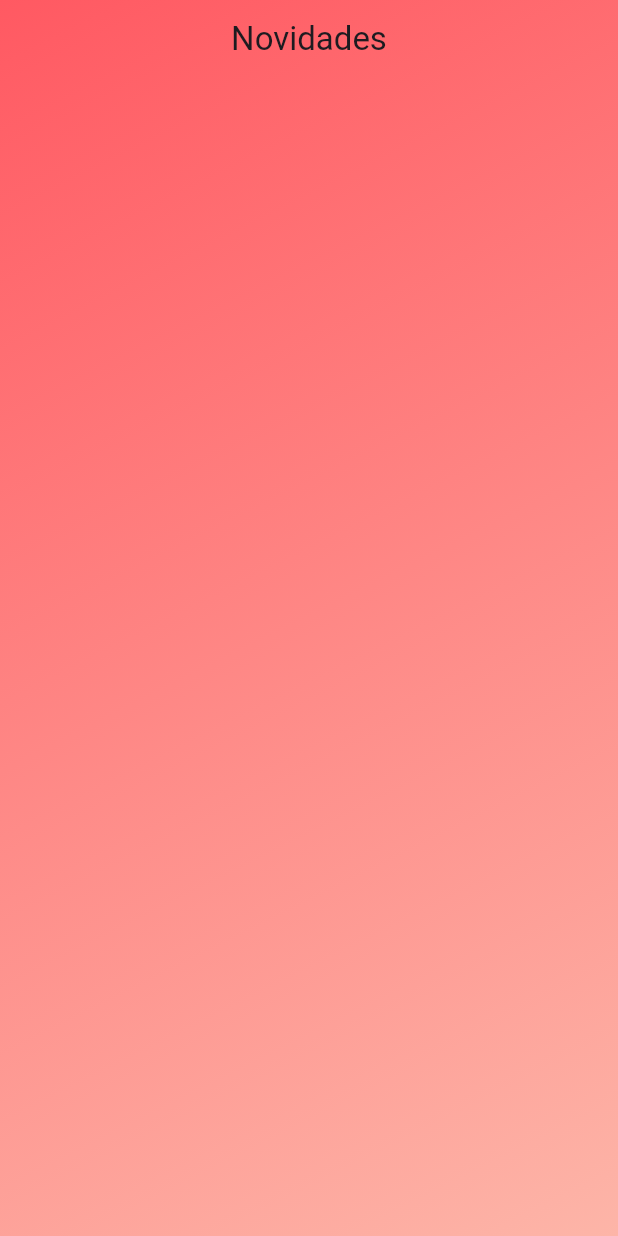
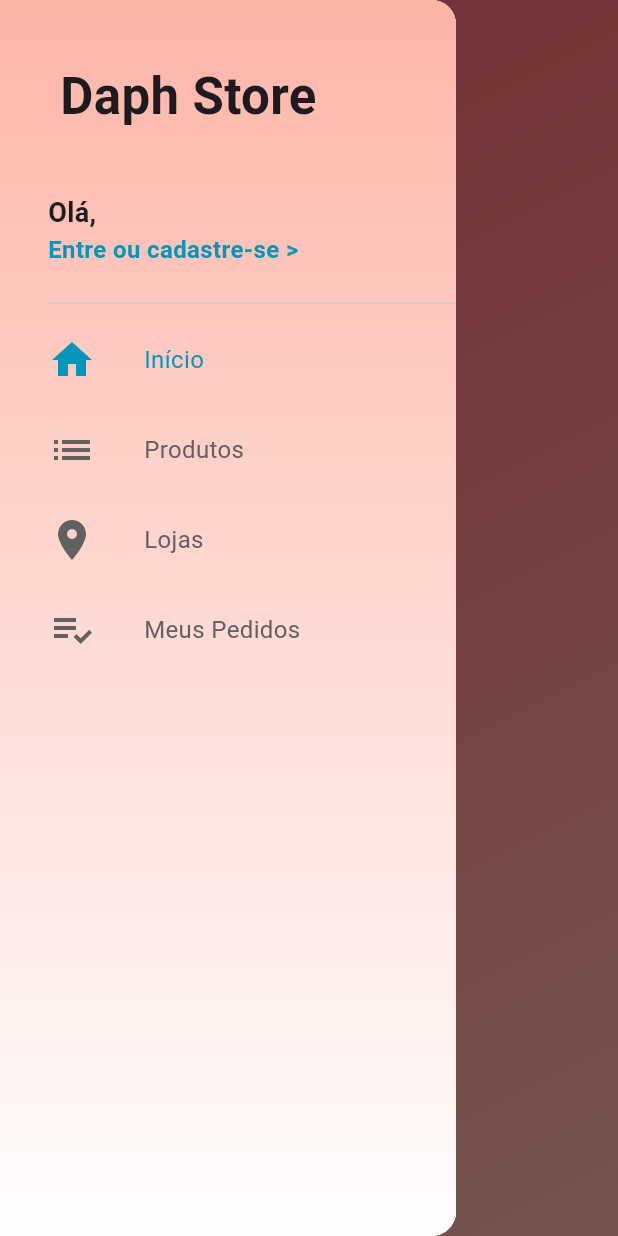
Before and after one commit to alisonnakashima/Flutter-daphStore, a Flutter app: the screen it shows after launch, with the side drawer open (before the commit the screen has no drawer), on a phone screen of 412 x 824 dp. Run offline on Flutter 3.47's test engine with Material 3 defaults, Android fonts, the phone set to English and light mode, and no system bars; our stand-ins replace cloud_firestore, firebase_core, transparent_image; accounts and stored records are empty.

Commit message:
MainPage - OK SideMenu - In Progress

```diff
--- a/lib/main.dart
+++ b/lib/main.dart
@@ -18,8 +18,7 @@ class MyApp extends StatelessWidget {
       title: 'Flutter Demo',
       theme: ThemeData(
         primarySwatch: Colors.deepPurple,
-        primaryColor: Color.fromARGB(255, 255, 0, 0),
-        useMaterial3: true,
+        primaryColor: Color.fromARGB(255, 4, 150, 186),
       ),
       debugShowCheckedModeBanner: false,
       home: HomeScreen(),
--- a/lib/screens/home_screen.dart
+++ b/lib/screens/home_screen.dart
@@ -1,5 +1,7 @@
+import 'package:daphstore_app/tabs/products_tab.dart';
 import 'package:flutter/material.dart';
 import '../tabs/home_tab.dart';
+import '../widgets/custom_drawer.dart';
 
 class HomeScreen extends StatelessWidget {
 
@@ -12,8 +14,20 @@ class HomeScreen extends StatelessWidget {
       controller: _pageController,
       physics: NeverScrollableScrollPhysics(),
       children: <Widget> [
-        HomeTab()
-
+        Scaffold(
+          body: HomeTab(),
+          drawer: CustomDrawer(_pageController),
+        ),
+        Scaffold(
+          appBar: AppBar(
+            title: Text("Produtos/Categorias"),
+            centerTitle: true,
+          ),
+          drawer: CustomDrawer(_pageController),
+          body: ProductsTab(),
+        ),
+        Container(color: Colors.yellow,),
+        Container(color: Colors.green,),
       ],
     );
   }
--- a/lib/tabs/home_tab.dart
+++ b/lib/tabs/home_tab.dart
@@ -11,7 +11,7 @@ class HomeTab extends StatelessWidget{
       decoration: const BoxDecoration(
           gradient: LinearGradient(
               colors: [
-                Color.fromARGB(255, 255, 89, 98),
+                Color.fromARGB(255, 255, 100, 110),
                 Color.fromARGB(255, 253, 181, 168)
               ],
               begin: Alignment.topLeft,
@@ -30,7 +30,9 @@ class HomeTab extends StatelessWidget{
               backgroundColor: Colors.transparent,
               elevation: 0.0,
               flexibleSpace: FlexibleSpaceBar(
-                title: Text("Novidades"),
+                title: Text("Novidades",
+                  style: TextStyle(fontSize: 26.0, color: Colors.white),
+                ),
                 centerTitle: true,
               ),
             ),
--- /dev/null
+++ b/lib/tabs/products_tab.dart
@@ -0,0 +1,23 @@
+import 'package:cloud_firestore/cloud_firestore.dart';
+import 'package:flutter/material.dart';
+
+class ProductsTab extends StatelessWidget {
+  @override
+  Widget build(BuildContext context) {
+    return FutureBuilder<QuerySnapshot> (
+      future: FirebaseFirestore.instance.collection("produtos").get(),
+      builder: (context, snapshot) {
+        if (!snapshot.hasData) {
+          return const Center( child: CircularProgressIndicator() );
+        } else {
+          return ListView(
+            children: <Widget> [
+
+            ],
+          )
+        }
+
+      }
+    );
+  }
+}
--- /dev/null
+++ b/lib/tiles/drawer_tile.dart
@@ -0,0 +1,46 @@
+import 'package:flutter/material.dart';
+
+class DrawerTile extends StatelessWidget {
+
+  final IconData icon;
+  final String text;
+  final PageController controller;
+  final int page;
+
+  DrawerTile(this.icon, this.text, this.controller, this.page);
+
+  @override
+  Widget build(BuildContext context) {
+    return Material(
+      color: Colors.transparent,
+      child: InkWell(
+        onTap: (){
+          Navigator.of(context).pop();
+          controller.jumpToPage(page);
+        },
+        child: Container(
+          height: 60.0,
+          child: Row(
+            children: <Widget>[
+              Icon(
+                icon,
+                size: 32.0,
+                color: controller.page == page ?
+                  Theme.of(context).primaryColor : Colors.grey[700],
+              ),
+              SizedBox(width: 32.0),
+              Text(
+                text,
+                style: TextStyle(
+                  fontSize: 16.0,
+                  color: controller.page == page ?
+                  Theme.of(context).primaryColor : Colors.grey[700],
+                ),
+              )
+            ],
+          ),
+        ),
+      ),
+    );
+  }
+}
--- /dev/null
+++ b/lib/widgets/custom_drawer.dart
@@ -0,0 +1,88 @@
+import 'package:flutter/material.dart';
+
+import '../tiles/drawer_tile.dart';
+
+class CustomDrawer extends StatelessWidget {
+
+  final PageController pageController;
+
+  CustomDrawer(this.pageController);
+
+  @override
+  Widget build(BuildContext context) {
+
+    Widget _buildDrawerBack() => Container(
+      decoration: const BoxDecoration(
+          gradient: LinearGradient(
+              colors: [
+                Color.fromARGB(255, 253, 181, 168),
+                Colors.white
+              ],
+              begin: Alignment.topCenter,
+              end: Alignment.bottomCenter
+          )
+      ),
+    );
+
+    return Drawer(
+      child: Stack(
+        children: <Widget> [
+          _buildDrawerBack(),
+          ListView(
+            padding: EdgeInsets.only(left: 32.0, top: 16.0),
+            children: <Widget> [
+              Container(
+                margin: EdgeInsets.only(bottom: 8.0),
+                padding: EdgeInsets.fromLTRB(0.0, 16.0, 16.0, 8.0),
+                height: 170.0,
+                child: Stack(
+                  children: <Widget>[
+                    const Positioned(
+                      top: 8.0,
+                      left: 8.0,
+                        child: Text("Daph Store",
+                          style: TextStyle(fontSize: 34.0, fontWeight: FontWeight.bold)
+                          ),
+                    ),
+                    Positioned(
+                      left: 0.0,
+                      bottom: 0.0,
+                      child: Column(
+                        crossAxisAlignment: CrossAxisAlignment.start,
+                        children: <Widget>[
+                          const Text("Olá,",
+                            style: TextStyle(
+                              fontSize: 18.0,
+                              fontWeight: FontWeight.bold
+                            ),
+                          ),
+                          GestureDetector(
+                            child: Text("Entre ou cadastre-se >",
+                              style: TextStyle(
+                                  color: Theme.of(context).primaryColor,
+                                  fontSize: 16.0,
+                                  fontWeight: FontWeight.bold
+                              ),
+                            ),
+                            onTap: (){
+
+                            },
+                          )
+                        ],
+                      ),
+                    )
+                  ],
+                ),
+              ),
+              Divider(),
+              DrawerTile(Icons.home, "Início", pageController, 0),
+              DrawerTile(Icons.list, "Produtos",pageController, 1),
+              DrawerTile(Icons.location_on, "Lojas", pageController, 2),
+              DrawerTile(Icons.playlist_add_check, "Meus Pedidos", pageController, 3),
+            ],
+          )
+        ],
+      ),
+    );
+  }
+}
```
Also changed, not shown: lib/tiles/category_tile.dart (added).
